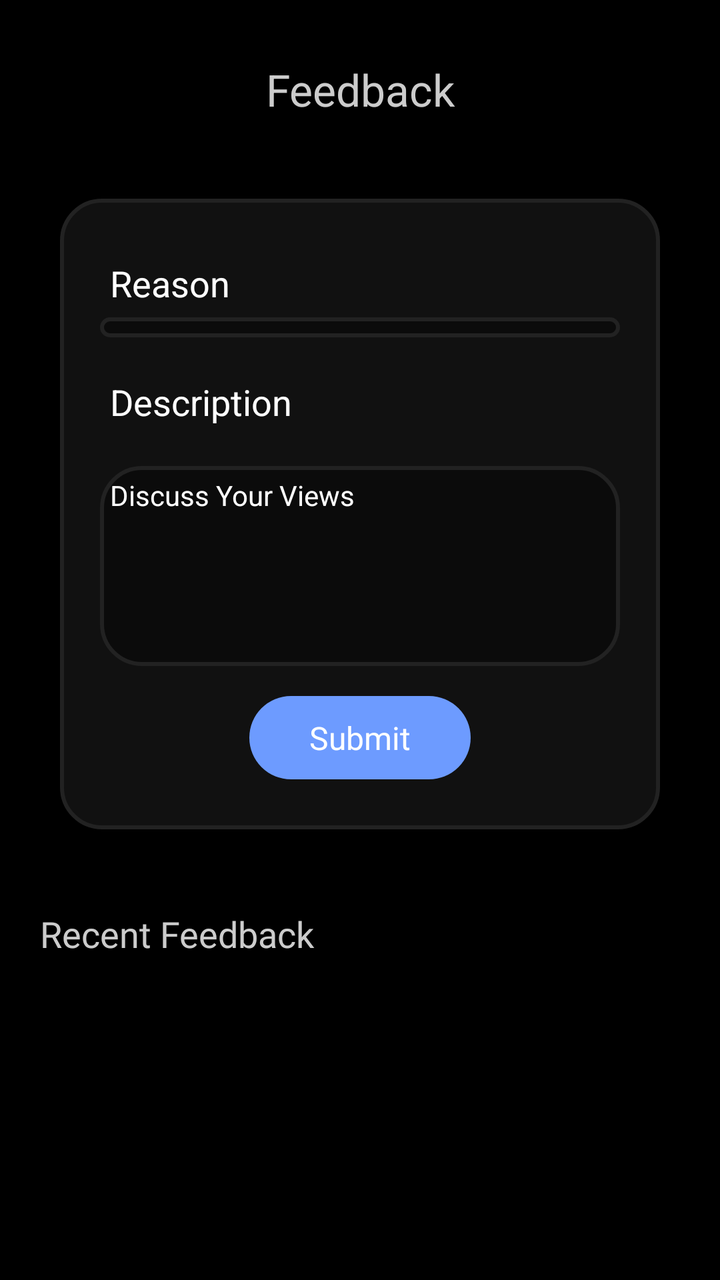
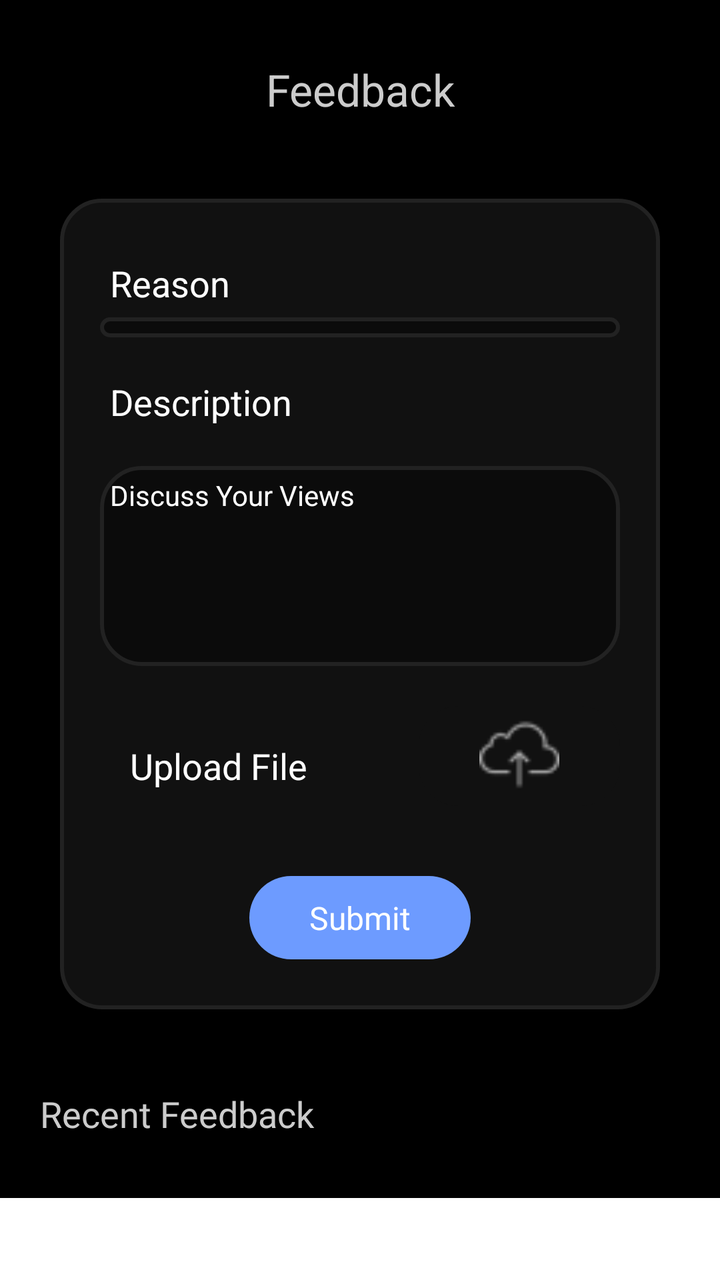

Two renders of the same Android screen: before a commit and after it. Below are the layout's source before the change and the commit's diff.
<!-- AndroidManifest.xml: application theme AppTheme -->
<!-- res/layout/fragment_new_feed_back.xml -->
<?xml version="1.0" encoding="utf-8"?>
<layout>

    <LinearLayout xmlns:android="http://schemas.android.com/apk/res/android"
        xmlns:tools="http://schemas.android.com/tools"
        android:layout_width="match_parent"
        android:layout_height="match_parent"
        android:background="@color/black"
        android:clickable="true"
        android:orientation="vertical"
        android:padding="@dimen/_10dp"
        tools:context=".manager.activity.FeedBackFragment">

        <LinearLayout
            android:layout_width="match_parent"
            android:layout_height="wrap_content"
            android:layout_marginTop="20dp"
            android:layout_marginBottom="@dimen/_20dp">

            <ImageView
                android:id="@+id/backBtn"
                android:layout_width="wrap_content"
                android:layout_height="wrap_content"
                android:layout_marginStart="25dp"
                android:src="@drawable/backbutton"
                android:visibility="gone" />

            <TextView
                android:layout_width="match_parent"
                android:layout_height="wrap_content"
                android:gravity="center"
                android:text="Feedback"
                android:textColor="@color/greyforText"
                android:textSize="22sp" />

        </LinearLayout>

        <LinearLayout
            android:layout_width="match_parent"
            android:layout_height="wrap_content"
            android:layout_gravity="center"
            android:layout_margin="@dimen/_20dp"
            android:background="@drawable/feed_bck_grey"
            android:gravity="center"
            android:orientation="vertical"
            android:padding="@dimen/_10">

            <TextView
                android:layout_width="match_parent"
                android:layout_height="wrap_content"
                android:layout_marginStart="@dimen/_10dp"
                android:layout_marginTop="@dimen/_20dp"
                android:text="Reason"
                android:textColor="@color/white"
                android:textSize="18sp" />

            <Spinner
                android:id="@+id/feedbackType"
                android:layout_width="match_parent"
                android:layout_height="wrap_content"
                android:layout_marginStart="@dimen/_10dp"
                android:layout_marginTop="5dp"
                android:layout_marginEnd="@dimen/_10"
                android:background="@drawable/text_bg_darkgrey"
                android:padding="@dimen/_5dp" />

            <TextView
                android:layout_width="match_parent"
                android:layout_height="wrap_content"
                android:layout_marginStart="@dimen/_10dp"
                android:layout_marginTop="@dimen/_20dp"
                android:text="Description"
                android:textColor="@color/white"
                android:textSize="18sp" />

            <EditText
                android:id="@+id/feedback"
                android:layout_width="match_parent"
                android:layout_height="100dp"
                android:layout_marginStart="@dimen/_10"
                android:layout_marginTop="@dimen/_20dp"
                android:layout_marginEnd="@dimen/_10"
                android:background="@drawable/text_bg_darkgrey"
                android:hint="Discuss Your Views"
                android:inputType="textMultiLine"
                android:maxLines="5"
                android:gravity="top"
                android:padding="@dimen/_5dp"
                android:textColor="@color/greyforText"
                android:textColorHint="@color/white"
                android:textSize="14sp" />

            <TextView
                android:id="@+id/submit"
                android:layout_width="wrap_content"
                android:layout_height="wrap_content"
                android:layout_margin="15dp"
                android:layout_weight="1"
                android:background="@drawable/attendancebutton"
                android:gravity="center"
                android:paddingStart="@dimen/_30dp"
                android:paddingTop="@dimen/_10"
                android:paddingEnd="@dimen/_30dp"
                android:paddingBottom="@dimen/_10"
                android:text="Submit"
                android:textColor="@color/white"
                android:textSize="16dp" />

        </LinearLayout>

        <TextView
            android:layout_width="match_parent"
            android:layout_height="wrap_content"
            android:layout_marginStart="@dimen/_10dp"
            android:layout_marginTop="@dimen/_20dp"
            android:fontFamily="@font/dm_sans"
            android:text="Recent Feedback"
            android:textColor="#CCCCCC"
            android:textSize="18sp" />

        <androidx.recyclerview.widget.RecyclerView
            android:id="@+id/recyclerFeedback"
            android:layout_width="match_parent"
            android:layout_height="wrap_content"
            android:layout_margin="@dimen/_10" />
    </LinearLayout>
</layout>
<!-- resources referenced by this layout -->
<resources>
  <color name="black">#FF000000</color>
  <color name="greyforText">#CCCCCC</color>
  <color name="white">#FFFFFF</color>
  <dimen name="_10">10dp</dimen>
  <dimen name="_10dp">10dp</dimen>
  <dimen name="_20dp">20dp</dimen>
  <dimen name="_30dp">30dp</dimen>
  <dimen name="_5dp">5dp</dimen>
  <!-- drawable attendancebutton (drawable) -->
  <shape xmlns:android="http://schemas.android.com/apk/res/android"
      android:shape="rectangle">
      <solid android:color="#6D9BFF"/>
      <corners android:radius="25dp" /> 
  </shape>
  <!-- drawable backbutton: png bitmap (drawable, 227 bytes) -->
  <!-- drawable feed_bck_grey (drawable) -->
  <?xml version="1.0" encoding="utf-8"?>
  <shape xmlns:android="http://schemas.android.com/apk/res/android"
      android:shape="rectangle">
      <solid android:color="#111111"/>
      <corners android:radius="@dimen/_20dp"/>
      <stroke
          android:width="2dp" android:color="#222222"/>
  </shape>
  <!-- drawable text_bg_darkgrey (drawable) -->
  <?xml version="1.0" encoding="utf-8"?>
  <shape xmlns:android="http://schemas.android.com/apk/res/android"
      android:shape="rectangle">
      <solid android:color="#0B0B0B"/>
      <corners android:radius="@dimen/_20dp"/>
      <stroke
          android:width="2dp" android:color="#222222"/>
  </shape>
  <style name="AppTheme" parent="Theme.MaterialComponents.Light.NoActionBar">
          <item name="colorPrimaryDark">@color/black</item>
          <item name="colorSurface">@color/white</item>
      </style>
</resources>

<!-- the commit's change to res/layout/fragment_new_feed_back.xml (unified diff, before → after) -->
@@ -1,8 +1,12 @@
 <?xml version="1.0" encoding="utf-8"?>
 <layout>
+<ScrollView
+    xmlns:android="http://schemas.android.com/apk/res/android"
+    xmlns:tools="http://schemas.android.com/tools"
+    android:layout_width="match_parent"
+    android:layout_height="match_parent">
 
-    <LinearLayout xmlns:android="http://schemas.android.com/apk/res/android"
-        xmlns:tools="http://schemas.android.com/tools"
+    <LinearLayout
         android:layout_width="match_parent"
         android:layout_height="match_parent"
         android:background="@color/black"
@@ -89,6 +93,69 @@
                 android:textColor="@color/greyforText"
                 android:textColorHint="@color/white"
                 android:textSize="14sp" />
+            <LinearLayout
+                android:layout_width="match_parent"
+                android:layout_height="wrap_content"
+                android:layout_marginTop="@dimen/_10"
+                android:gravity="center"
+                android:padding="@dimen/_10"
+                android:layout_marginStart="@dimen/_10dp"
+                android:orientation="horizontal"
+                android:weightSum="2">
+
+                <TextView
+                    android:layout_width="wrap_content"
+                    android:layout_height="wrap_content"
+                    android:layout_weight="1"
+                    android:text="Upload File"
+                    android:textColor="@color/white"
+                    android:textSize="18dp" />
+
+                <ImageView
+                    android:id="@+id/uploadDoc"
+                    android:layout_width="50dp"
+                    android:layout_height="50dp"
+                    android:layout_gravity="end"
+                    android:layout_margin="@dimen/_5dp"
+                    android:layout_weight="1"
+                    android:background="@drawable/grey_bg_rounded"
+                    android:padding="@dimen/_5dp"
+                    android:src="@drawable/uploadwhite" />
+
+                <LinearLayout
+                    android:id="@+id/uploadDocname"
+                    android:layout_width="wrap_content"
+                    android:layout_height="wrap_content"
+                    android:layout_weight="1"
+                    android:gravity="center"
+                    android:visibility="gone"
+                    android:clickable="true"
+                    android:focusable="true"
+                    android:background="@drawable/grey_bg_rounded"
+                    android:orientation="horizontal">
+
+                    <TextView
+                        android:layout_width="wrap_content"
+                        android:layout_height="wrap_content"
+                        android:layout_margin="@dimen/_5dp"
+                        android:src="@drawable/uploadwhite"
+                        android:text="File "
+                        android:padding="@dimen/_10dp"
+                        android:textColor="@color/white"
+                        android:visibility="visible" />
+
+                    <ImageView
+                        android:id="@+id/deleteUploadedImg"
+                        android:layout_width="45dp"
+                        android:layout_height="50dp"
+                        android:padding="@dimen/_10dp"
+                        android:clickable="true"
+                        android:focusable="true"
+                        android:src="@drawable/baseline_close_24" />
+                </LinearLayout>
+
+            </LinearLayout>
+
 
             <TextView
                 android:id="@+id/submit"
@@ -124,4 +191,6 @@
             android:layout_height="wrap_content"
             android:layout_margin="@dimen/_10" />
     </LinearLayout>
+</ScrollView>
+
 </layout>
<!-- resource entries referenced after the edit -->
@@ -15,6 +15,12 @@
       <corners android:radius="25dp" /> 
   </shape>
   <!-- drawable backbutton: png bitmap (drawable, 227 bytes) -->
+  <!-- drawable baseline_close_24 (drawable) -->
+  <vector xmlns:android="http://schemas.android.com/apk/res/android" android:alpha="0.88" android:height="24dp" android:tint="#FFFFFF" android:viewportHeight="24" android:viewportWidth="24" android:width="24dp">
+        
+      <path android:fillColor="@android:color/white" android:pathData="M19,6.41L17.59,5 12,10.59 6.41,5 5,6.41 10.59,12 5,17.59 6.41,19 12,13.41 17.59,19 19,17.59 13.41,12z"/>
+      
+  </vector>
   <!-- drawable feed_bck_grey (drawable) -->
   <?xml version="1.0" encoding="utf-8"?>
   <shape xmlns:android="http://schemas.android.com/apk/res/android"
@@ -23,6 +29,13 @@
       <corners android:radius="@dimen/_20dp"/>
       <stroke
           android:width="2dp" android:color="#222222"/>
+  </shape>
+  <!-- drawable grey_bg_rounded (drawable) -->
+  <?xml version="1.0" encoding="utf-8"?>
+  <shape xmlns:android="http://schemas.android.com/apk/res/android"
+      android:shape="rectangle">
+  <solid android:color="@color/greyBackground"/>
+      <corners android:radius="@dimen/_20dp"/>
   </shape>
   <!-- drawable text_bg_darkgrey (drawable) -->
   <?xml version="1.0" encoding="utf-8"?>
@@ -33,9 +46,11 @@
       <stroke
           android:width="2dp" android:color="#222222"/>
   </shape>
+  <!-- drawable uploadwhite: png bitmap (drawable, 905 bytes) -->
   <style name="AppTheme" parent="Theme.MaterialComponents.Light.NoActionBar">
           <item name="colorPrimaryDark">@color/black</item>
           <item name="colorSurface">@color/white</item>
       </style>
+  <color name="greyBackground">#111111</color>
 </resources>
 
